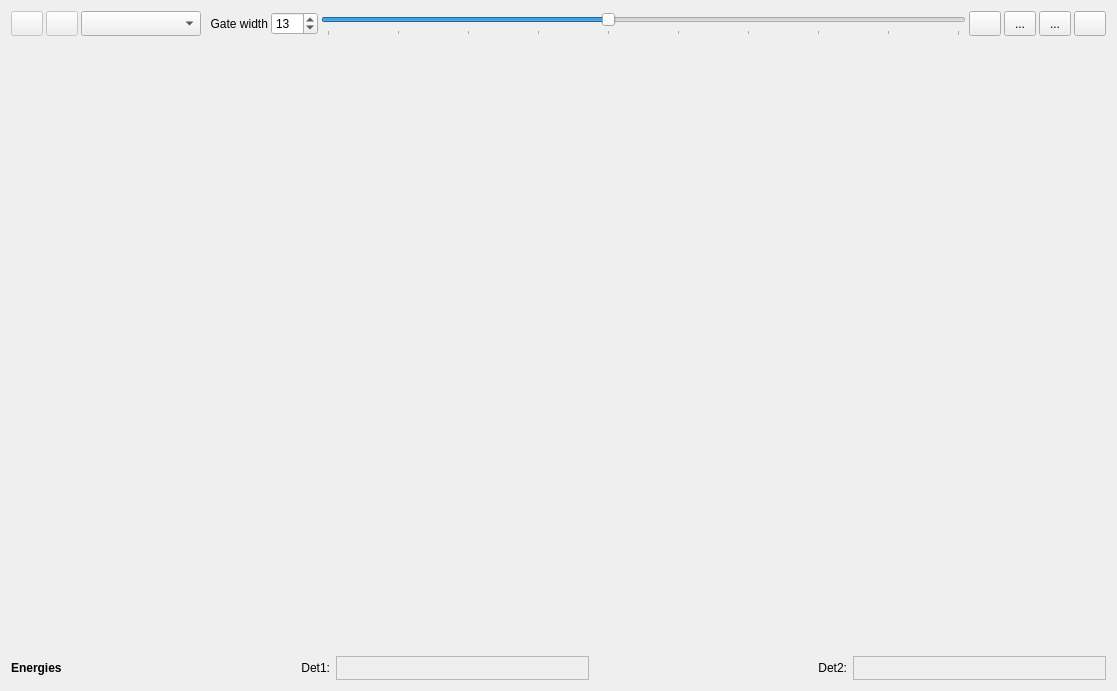
The window that gui/plots/form_plot2d.ui (usnistgov/qpx-gamma) describes before a commit, drawn with Qt 5.
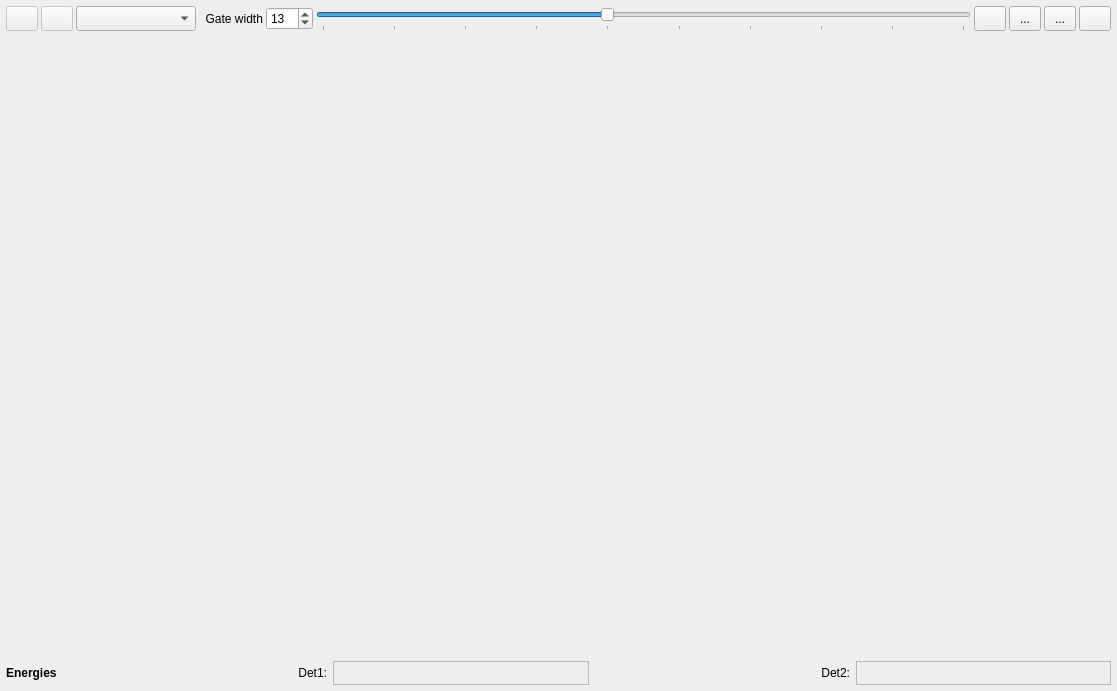
The same window after the commit. Icons and pictures are not drawn. Custom widgets are drawn as their Qt base class.

The edit to the form file:
```diff
--- a/gui/plots/form_plot2d.ui
+++ b/gui/plots/form_plot2d.ui
@@ -24,6 +24,18 @@
     <normaloff>:/new/icons/qpx.xpm</normaloff>:/new/icons/qpx.xpm</iconset>
   </property>
   <layout class="QGridLayout" name="gridLayout">
+   <property name="leftMargin">
+    <number>6</number>
+   </property>
+   <property name="topMargin">
+    <number>6</number>
+   </property>
+   <property name="rightMargin">
+    <number>6</number>
+   </property>
+   <property name="bottomMargin">
+    <number>6</number>
+   </property>
    <item row="0" column="0">
     <layout class="QVBoxLayout" name="verticalLayout_3">
      <property name="sizeConstraint">
```
